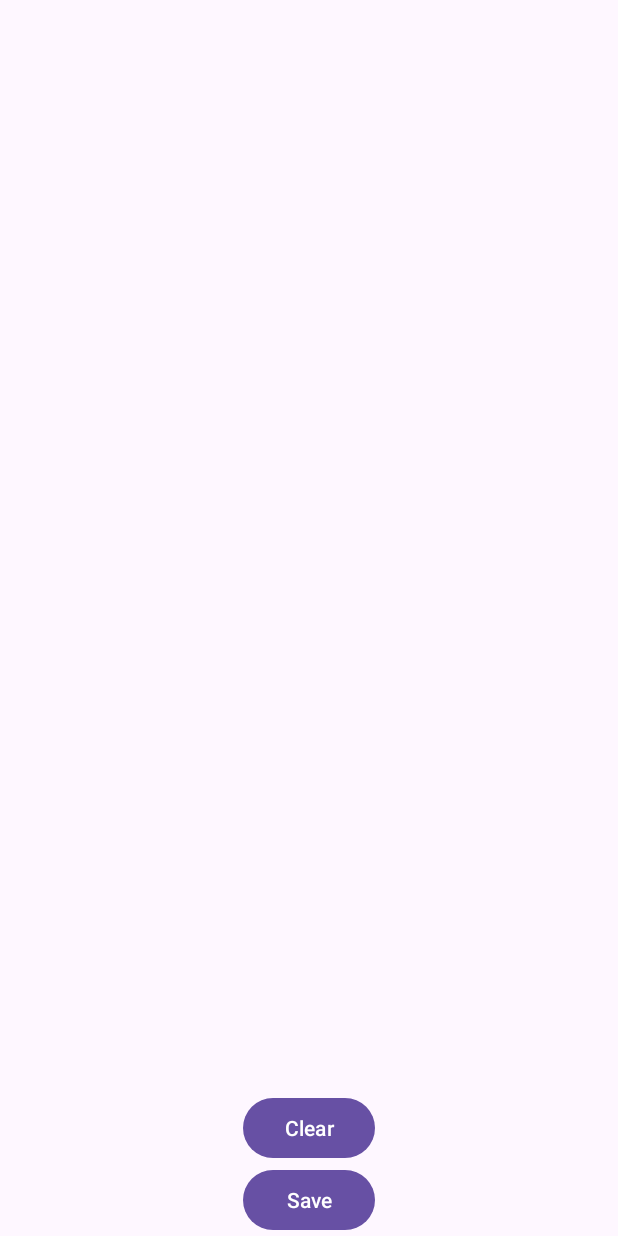
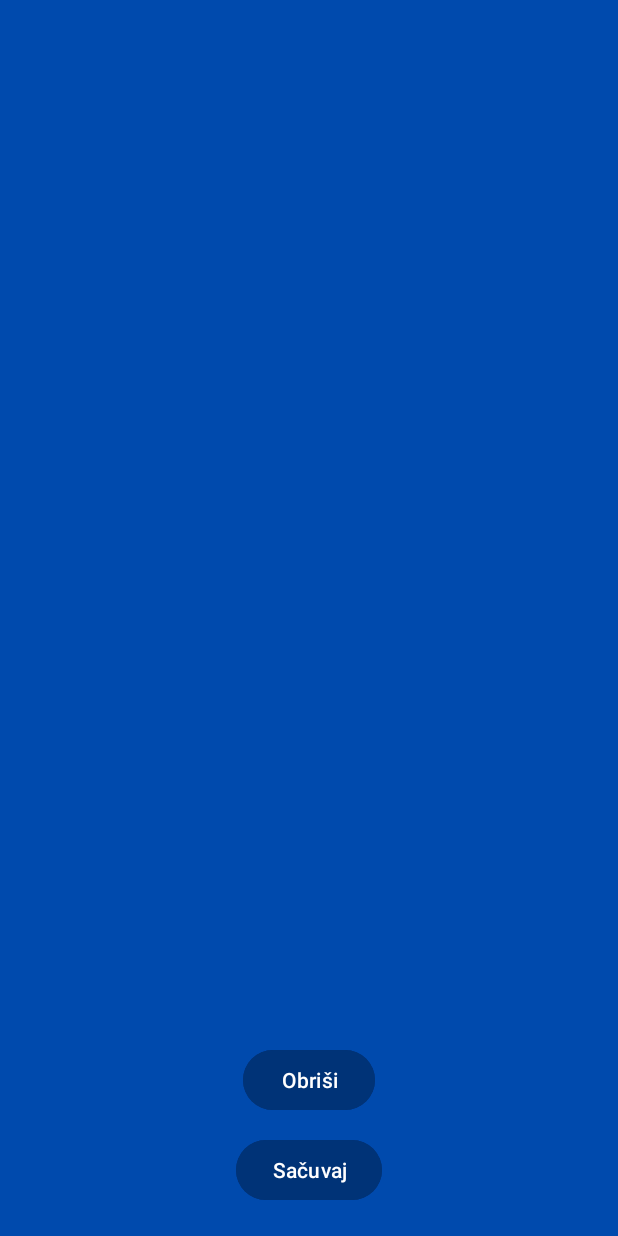
Before and after one commit to Greba2004/PotpisAplikacija, an Android app: the screen it shows after launch (MainActivity), on a phone screen of 412 x 824 dp. Run offline under Robolectric (Android 15) with nearby library versions, the phone set to English and light mode, and no system bars.

Commit message:
Dodao plavu pozadinu ekrana i stilizovao dugmiće

```diff
--- a/app/src/main/java/com/reisswolf/potpisaplikacija/SignatureView.java
+++ b/app/src/main/java/com/reisswolf/potpisaplikacija/SignatureView.java
@@ -6,8 +6,6 @@ import android.graphics.Canvas;
 import android.graphics.Color;
 import android.graphics.Paint;
 import android.graphics.Path;
-import android.os.Parcel;
-import android.os.Parcelable;
 import android.util.AttributeSet;
 import android.view.MotionEvent;
 import android.view.View;
@@ -16,7 +14,7 @@ public class SignatureView extends View {
 
     private Path path;
     private Paint paint;
-    private Canvas canvas;
+    private Canvas bitmapCanvas;
     private Bitmap bitmap;
 
     public SignatureView(Context context, AttributeSet attrs) {
@@ -31,13 +29,15 @@ public class SignatureView extends View {
         paint.setAntiAlias(true);
         paint.setStrokeWidth(5);
         paint.setStyle(Paint.Style.STROKE);
+        paint.setStrokeJoin(Paint.Join.ROUND);
+        paint.setStrokeCap(Paint.Cap.ROUND);
     }
 
     @Override
     protected void onSizeChanged(int w, int h, int oldw, int oldh) {
         super.onSizeChanged(w, h, oldw, oldh);
         bitmap = Bitmap.createBitmap(w, h, Bitmap.Config.ARGB_8888);
-        canvas = new Canvas(bitmap);
+        bitmapCanvas = new Canvas(bitmap);
     }
 
     @Override
@@ -60,7 +60,7 @@ public class SignatureView extends View {
                 path.lineTo(x, y);
                 break;
             case MotionEvent.ACTION_UP:
-                canvas.drawPath(path, paint);
+                bitmapCanvas.drawPath(path, paint);
                 path.reset();
                 break;
         }
@@ -70,8 +70,9 @@ public class SignatureView extends View {
     }
 
     public void clear() {
-        path.reset();
-        invalidate();
+        path.reset();                         // očisti trenutno crtanje
+        bitmap.eraseColor(Color.TRANSPARENT); // očisti bitmapu
+        invalidate();                         // ponovo iscrtaj view
     }
 
     public Bitmap getSignature() {
--- a/app/src/main/res/layout/activity_main.xml
+++ b/app/src/main/res/layout/activity_main.xml
@@ -1,36 +1,48 @@
 <?xml version="1.0" encoding="utf-8"?>
-<androidx.constraintlayout.widget.ConstraintLayout xmlns:android="http://schemas.android.com/apk/res/android"
+<androidx.constraintlayout.widget.ConstraintLayout
+    xmlns:android="http://schemas.android.com/apk/res/android"
     xmlns:app="http://schemas.android.com/apk/res-auto"
     xmlns:tools="http://schemas.android.com/tools"
     android:layout_width="match_parent"
     android:layout_height="match_parent"
+    android:background="#004AAD"
     tools:context=".MainActivity">
 
+    <!-- SignatureView sa plavom pozadinom -->
     <com.reisswolf.potpisaplikacija.SignatureView
         android:id="@+id/signatureView"
         android:layout_width="0dp"
         android:layout_height="0dp"
         android:layout_marginTop="20dp"
-        app:layout_constraintBottom_toBottomOf="parent"
+        android:background="#004AAD"
+        app:layout_constraintTop_toTopOf="parent"
+        app:layout_constraintStart_toStartOf="parent"
         app:layout_constraintEnd_toEndOf="parent"
-        app:layout_constraintStart_toStartOf="parent"
-        app:layout_constraintTop_toTopOf="parent" />
+        app:layout_constraintBottom_toTopOf="@id/clearButton" />
 
+    <!-- Clear Button -->
     <Button
         android:id="@+id/clearButton"
         android:layout_width="wrap_content"
         android:layout_height="wrap_content"
-        android:text="Clear"
+        android:text="Obriši"
+        android:textColor="#FFFFFF"
+        android:backgroundTint="#003377"
         app:layout_constraintBottom_toTopOf="@id/saveButton"
+        app:layout_constraintStart_toStartOf="parent"
         app:layout_constraintEnd_toEndOf="parent"
-        app:layout_constraintStart_toStartOf="parent" />
+        android:layout_marginBottom="12dp" />
 
+    <!-- Save Button -->
     <Button
         android:id="@+id/saveButton"
         android:layout_width="wrap_content"
         android:layout_height="wrap_content"
-        android:text="Save"
+        android:text="Sačuvaj"
+        android:textColor="#FFFFFF"
+        android:backgroundTint="#003377"
         app:layout_constraintBottom_toBottomOf="parent"
+        app:layout_constraintStart_toStartOf="parent"
         app:layout_constraintEnd_toEndOf="parent"
-        app:layout_constraintStart_toStartOf="parent" />
+        android:layout_marginBottom="20dp" />
 </androidx.constraintlayout.widget.ConstraintLayout>
--- a/app/src/main/res/layout/activity_signature.xml
+++ b/app/src/main/res/layout/activity_signature.xml
@@ -12,10 +12,12 @@
         android:layout_width="0dp"
         android:layout_height="0dp"
         android:contentDescription="Signature Image"
+        android:scaleType="centerInside"
         app:layout_constraintBottom_toBottomOf="parent"
         app:layout_constraintEnd_toEndOf="parent"
+        app:layout_constraintHorizontal_bias="1.0"
         app:layout_constraintStart_toStartOf="parent"
         app:layout_constraintTop_toTopOf="parent"
-        android:scaleType="centerInside" />
+        app:layout_constraintVertical_bias="0.0" />
 
 </androidx.constraintlayout.widget.ConstraintLayout>
```
